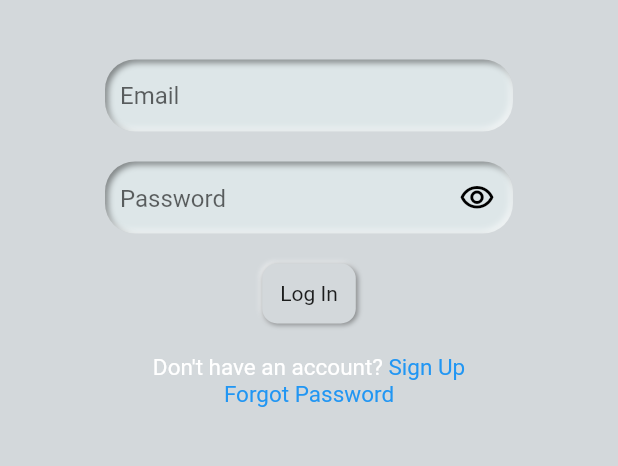
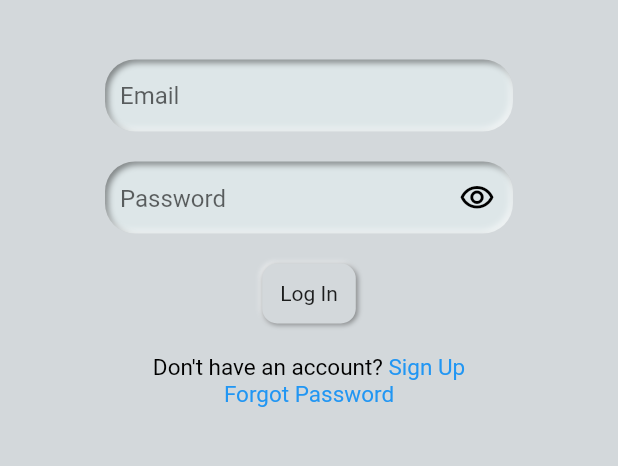
Before and after one commit to evey-dev/color_grid, a Flutter app: the screen it shows after launch, on a phone screen of 412 x 824 dp, the part 590-1056 px from its top. Run offline on Flutter 3.47's test engine with Material 2 defaults, Android fonts, the phone set to English and light mode, and no system bars; drawn by our look-alikes of flutter_neumorphic; our stand-ins replace firebase_auth, firebase_core, flutter_colorpicker; accounts and stored records are empty.

Commit message:
some stuff

```diff
--- a/lib/const/color.dart
+++ b/lib/const/color.dart
@@ -1,3 +1,4 @@
 import 'package:flutter/material.dart';
 
-Color backgroundColor = const Color(0xFFD3D8DB);
+const Color backgroundColor = Color(0xFFD3D8DB);
+const Color mainTextColor = Colors.black;
--- a/lib/const/theme.dart
+++ b/lib/const/theme.dart
@@ -49,7 +49,9 @@ NeumorphicStyle buttonStyle = NeumorphicStyle(
 NeumorphicStyle circleButtonStyle = NeumorphicStyle(
   shape: NeumorphicShape.flat,
   depth: 2,
-  boxShape: NeumorphicBoxShape.roundRect(
-      BorderRadius.circular(50)),
+  boxShape: NeumorphicBoxShape.roundRect(BorderRadius.circular(50)),
   color: backgroundColor,
 );
+
+TextStyle defaultTextStyle = const TextStyle(color: mainTextColor);
+TextStyle linkTextStyle = const TextStyle(color: Colors.blue);
--- a/lib/main.dart
+++ b/lib/main.dart
@@ -1,4 +1,5 @@
 
+import 'package:color_grid/const/color.dart';
 import 'package:color_grid/page/dashboard.dart';
 import 'package:color_grid/page/login_page.dart';
 import 'package:firebase_auth/firebase_auth.dart';
@@ -25,16 +26,19 @@ class MyApp extends StatelessWidget {
 
   @override
   Widget build(BuildContext context) {
+    SystemChrome.setEnabledSystemUIMode(SystemUiMode.immersiveSticky, overlays: [SystemUiOverlay.top]);
     if (instance.currentUser == null) {
-      return const MaterialApp(
+      return MaterialApp(
+        theme: ThemeData(scaffoldBackgroundColor: backgroundColor),
         debugShowCheckedModeBanner: false,
-        home: LoginPage(),
+        home: const LoginPage(),
       );
     }
     else {
-      return const MaterialApp(
+      return MaterialApp(
+        theme: ThemeData(scaffoldBackgroundColor: backgroundColor),
         debugShowCheckedModeBanner: false,
-        home: Dashboard(),
+        home: const Dashboard(),
       );
     }
   }
--- a/lib/page/login_page.dart
+++ b/lib/page/login_page.dart
@@ -4,7 +4,6 @@ import 'package:color_grid/page/signup_page.dart';
 import 'package:firebase_auth/firebase_auth.dart';
 import 'package:flutter/gestures.dart';
 import 'package:flutter_neumorphic/flutter_neumorphic.dart';
-import 'package:color_grid/const/color.dart';
 
 class LoginPage extends StatefulWidget {
   const LoginPage({Key? key}) : super(key: key);
@@ -30,11 +29,8 @@ class _LoginPageState extends State<LoginPage> {
 
   @override
   Widget build(BuildContext context) {
-    TextStyle linkStyle = const TextStyle(color: Colors.blue);
-    return MaterialApp(
-      theme: ThemeData(scaffoldBackgroundColor: backgroundColor),
-      //0xFFDCDCDC
-      home: Scaffold(
+    return Scaffold(
+      resizeToAvoidBottomInset: false,
       body: Center(
         child: Padding(
           padding: const EdgeInsets.all(70),
@@ -179,10 +175,10 @@ class _LoginPageState extends State<LoginPage> {
                 text: TextSpan(
                   style: const TextStyle(fontSize: 15),
                   children: <TextSpan>[
-                      const TextSpan(text: 'Don\'t have an account? '),
+                    TextSpan(text: 'Don\'t have an account? ', style: defaultTextStyle),
                     TextSpan(
                         text: 'Sign Up',
-                          style: linkStyle,
+                        style: linkTextStyle,
                         recognizer: TapGestureRecognizer()
                           ..onTap = () {
                             Navigator.push(context, PageRouteBuilder(
@@ -205,7 +201,7 @@ class _LoginPageState extends State<LoginPage> {
                     const TextSpan(text: '\n'),
                     TextSpan(
                         text: 'Forgot Password',
-                          style: linkStyle,
+                        style: linkTextStyle,
                         recognizer: TapGestureRecognizer()
                           ..onTap = () {
                             print('Forgot Password');
@@ -217,7 +213,6 @@ class _LoginPageState extends State<LoginPage> {
           ),
         ),
       ),
-      ),
     );
   }
 }
```
Also changed, not shown: lib/page/color_grid.dart (+12 -4 lines), lib/page/dashboard.dart (+27 -34 lines), lib/page/signup_page.dart (+1 -6 lines). Lines whose indentation alone changed are shown as unchanged.
